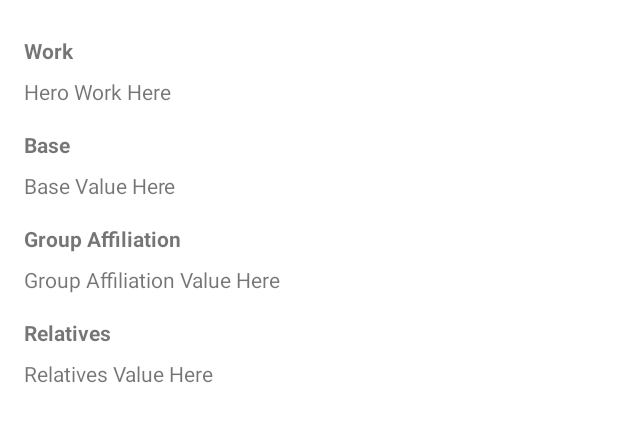
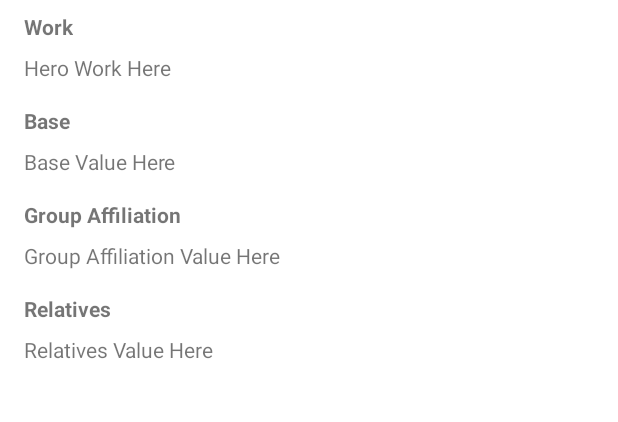
Before and after one commit to joseluisojedafdez/SuperHeroes, an Android app: the layout fragment_other.xml on its own in the app's theme, with its tools: preview values and no code run, on a phone screen of 412 x 824 dp. Shown: the top 422 px of the screen. Run offline under Robolectric (Android 15) with nearby library versions, the phone set to English and light mode, and no system bars; network calls fail.

Commit message:
Se hacen correcciones en los layouts de detalle para que muestre correctamente la información

```diff
--- a/app/src/main/res/layout/fragment_detail.xml
+++ b/app/src/main/res/layout/fragment_detail.xml
@@ -33,10 +33,7 @@
         android:id="@+id/detail_tabs"
         android:layout_width="0dp"
         android:layout_height="0dp"
-        android:layout_marginStart="8dp"
         android:layout_marginTop="8dp"
-        android:layout_marginEnd="8dp"
-        android:layout_marginBottom="32dp"
         android:elevation="8dp"
         app:layout_constraintBottom_toBottomOf="parent"
         app:layout_constraintEnd_toEndOf="parent"
@@ -47,7 +44,7 @@
         android:id="@+id/tab_detail_hero"
         android:layout_width="match_parent"
         android:layout_height="wrap_content"
-        android:layout_marginTop="16dp"
+        android:layout_marginTop="8dp"
         app:layout_constraintStart_toStartOf="parent"
         app:layout_constraintTop_toBottomOf="@+id/iv_hero_image_large">
 
--- a/app/src/main/res/layout/fragment_other.xml
+++ b/app/src/main/res/layout/fragment_other.xml
@@ -12,7 +12,7 @@
         android:layout_width="wrap_content"
         android:layout_height="wrap_content"
         android:layout_marginStart="16dp"
-        android:layout_marginTop="24dp"
+        android:layout_marginTop="8dp"
         android:text="@string/work"
         android:textStyle="bold"
         app:layout_constraintStart_toStartOf="parent"
```
Also changed, not shown: app/src/main/res/layout/fragment_bio.xml (+7 -7 lines).
